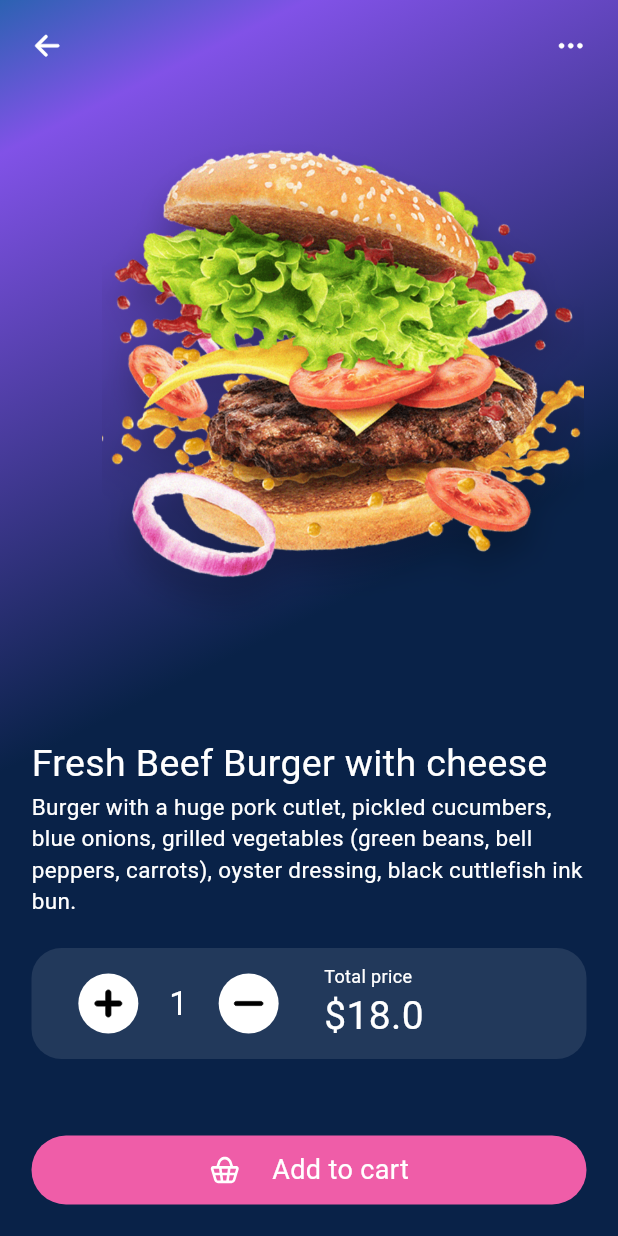
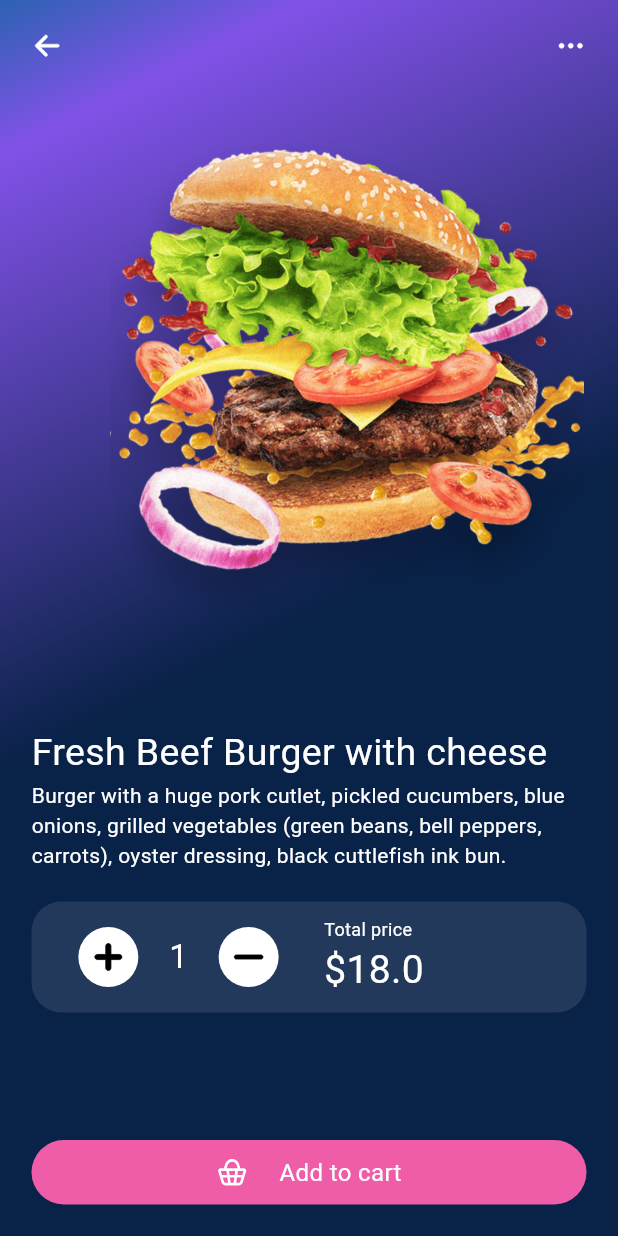
Before and after one commit to vinittailor/flutter_burger_joy, a Flutter app: the screen it shows after launch, after a tap on "Beef Burger", on a phone screen of 412 x 824 dp. Run offline on Flutter 3.47's test engine with Material 3 defaults, Android fonts, the phone set to English and light mode, and no system bars; our stand-ins replace flutter_svg, get, google_fonts; Roboto replaces fonts that are missing (Andika).

Commit message:
remove unused code

```diff
--- a/lib/screens/burger_details_page.dart
+++ b/lib/screens/burger_details_page.dart
@@ -4,7 +4,6 @@ import 'package:flutter_burger_joy/utils/colors.dart';
 import 'package:flutter_burger_joy/utils/constant.dart';
 import 'package:flutter_burger_joy/utils/size_utils.dart';
 import 'package:flutter_svg/flutter_svg.dart';
-import 'dart:math' as math;
 
 class BurgerDetailsPage extends StatefulWidget {
   const BurgerDetailsPage({super.key});
@@ -18,8 +17,7 @@ class _BurgerDetailsPageState extends State<BurgerDetailsPage> with TickerProvid
   double pricePerUnit = 18.00;
   double totalPrice = 18.00;
   late AnimationController _animationController;
-  double _offsetX = 0.0; // Current horizontal offset of the image
-  double _offsetY = 0.0; // Current vertical offset of the image
+
 
   // Customize these values to adjust the animation:
   final double _maxOffsetX = 50.0; // Maximum horizontal offset
@@ -54,6 +52,7 @@ class _BurgerDetailsPageState extends State<BurgerDetailsPage> with TickerProvid
 
   }
 
+  @override
   void initState()  {
     super.initState();
 
@@ -83,19 +82,19 @@ class _BurgerDetailsPageState extends State<BurgerDetailsPage> with TickerProvid
               0.5
             ])),
         padding: EdgeInsets.only(
-            left: getSize(20),
-            right: getSize(20),
+            left: getSize(context,20),
+            right: getSize(context,20),
             top: notchSize(context),
-            bottom: getSize(20)),
+            bottom: getSize(context,20)),
         child: Column(
           crossAxisAlignment: CrossAxisAlignment.start,
           children: [
             headerWidget(),
             SizedBox(
-              height: getSize(20),
+              height: getSize(context,20),
             ),
         SizedBox(
-          height: getSize(400),
+          height: getSize(context,400),
           child: AnimatedBuilder(
             animation: _animationController,
             builder: (_, child) => Stack(
@@ -103,33 +102,23 @@ class _BurgerDetailsPageState extends State<BurgerDetailsPage> with TickerProvid
                 AnimatedPositioned(
                   right: _easeInSineAnimation.value * _maxOffsetX,
                   top: _easeInSineAnimation.value * _maxOffsetY, // Vertical offset
-                  duration: Duration(milliseconds: 1000),
+                  duration: const Duration(milliseconds: 1000),
                   child: Image.asset(
                     'assets/png/burger.png', // Replace with your image path
-                    width: getSize(300),
+                    width: getSize(context,300),
                   ),
                 ),
               ],
             ),
           ),
         ),
-            // AnimatedPositioned(
-            //   duration: const Duration(seconds: 1),
-            //   top: 0,
-            //   left: 0,
-            //
-            //   child: Image.asset(
-            //     'assets/png/burger.png',
-            //     width: getSize(300),
-            //   ),
-            // ),
-            getTextWithStyle(text: "Fresh Beef Burger with cheese", size: 24),
-            getTextWithStyle(
+            getTextWithStyle(context: context,text: "Fresh Beef Burger with cheese", size: 24),
+            getTextWithStyle(context: context,
                 text:
                     "Burger with a huge pork cutlet, pickled cucumbers, blue onions, grilled vegetables (green beans, bell peppers, carrots), oyster dressing, black cuttlefish ink bun.",
                 size: 14),
             SizedBox(
-              height: getSize(20),
+              height: getSize(context,20),
             ),
             Container(
               decoration: BoxDecoration(
@@ -139,7 +128,7 @@ class _BurgerDetailsPageState extends State<BurgerDetailsPage> with TickerProvid
                 ),
               ),
               padding: EdgeInsets.symmetric(
-                  horizontal: getSize(20), vertical: getSize(10)),
+                  horizontal: getSize(context,20), vertical: getSize(context,10)),
               child: Row(
                 crossAxisAlignment: CrossAxisAlignment.center,
                 children: [
@@ -155,12 +144,12 @@ class _BurgerDetailsPageState extends State<BurgerDetailsPage> with TickerProvid
                             backgroundColor: Colors.white,
                             child: SvgPicture.asset(
                               'assets/svg/add.svg',
-                              width: getSize(20),
+                              width: getSize(context,20),
                               color: Colors.black,
                             ),
                           ),
                         ),
-                        getTextWithStyle(text: currentQuantity.toString(), size: getSize(20)),
+                        getTextWithStyle(context: context,text: currentQuantity.toString(), size: getSize(context,20)),
                         GestureDetector(
                           onTap: (){
                             decrementQuantity();
@@ -169,7 +158,7 @@ class _BurgerDetailsPageState extends State<BurgerDetailsPage> with TickerProvid
                             backgroundColor: Colors.white,
                             child: SvgPicture.asset(
                               'assets/svg/dash.svg',
-                              width: getSize(20),
+                              width: getSize(context,20),
                             ),
                           ),
                         ),
@@ -183,9 +172,9 @@ class _BurgerDetailsPageState extends State<BurgerDetailsPage> with TickerProvid
                     child: Column(
                       crossAxisAlignment: CrossAxisAlignment.start,
                       children: [
-                        getTextWithStyle(
-                            text: "Total price", size: getSize(12)),
-                        getTextWithStyle(text: "\$$totalPrice", size: getSize(24)),
+                        getTextWithStyle(context: context,
+                            text: "Total price", size: getSize(context,12)),
+                        getTextWithStyle(context: context,text: "\$$totalPrice", size: getSize(context,24)),
                       ],
                     ),
                   ),
@@ -193,7 +182,7 @@ class _BurgerDetailsPageState extends State<BurgerDetailsPage> with TickerProvid
               ),
             ),
             SizedBox(
-              height: getSize(20),
+              height: getSize(context,20),
             ),
             const Spacer(),
             addToCartButtonWidget(),
@@ -217,19 +206,19 @@ class _BurgerDetailsPageState extends State<BurgerDetailsPage> with TickerProvid
           ),
         ),
         padding: EdgeInsets.symmetric(
-            horizontal: getSize(20), vertical: getSize(10)),
+            horizontal: getSize(context,20), vertical: getSize(context,10)),
         child: Row(
           crossAxisAlignment: CrossAxisAlignment.center,
           mainAxisAlignment: MainAxisAlignment.center,
           children: [
             SvgPicture.asset(
               'assets/svg/basket.svg',
-              width: getSize(20),
+              width: getSize(context,20),
             ),
             SizedBox(
-              width: getSize(20),
+              width: getSize(context,20),
             ),
-            getTextWithStyle(text: "Add to cart", size: getSize(16)),
+            getTextWithStyle(context: context,text: "Add to cart", size: getSize(context,16)),
           ],
         ),
       ),
@@ -246,12 +235,12 @@ class _BurgerDetailsPageState extends State<BurgerDetailsPage> with TickerProvid
           },
           child: SvgPicture.asset(
             'assets/svg/back.svg',
-            width: getSize(20),
+            width: getSize(context,20),
           ),
         ),
         SvgPicture.asset(
           'assets/svg/more.svg',
-          width: getSize(20),
+          width: getSize(context,20),
         ),
       ],
     );
--- a/lib/screens/home_page.dart
+++ b/lib/screens/home_page.dart
@@ -1,5 +1,3 @@
-import 'dart:developer';
-
 import 'package:flutter/material.dart';
 import 'package:flutter_burger_joy/screens/burger_details_page.dart';
 import 'package:flutter_burger_joy/utils/colors.dart';
@@ -43,9 +41,6 @@ class _HomePageState extends State<HomePage> with TickerProviderStateMixin {
     },
   ];
 
-  // double _imageHeightAndWidth = 100;
-  // double _imageBgHeightAndWidth = 120;
-  // double  _finalAngleInRadians = 0;
 
   List<double> _imageHeightAndWidth = [];
   List<double> _imageBgHeightAndWidth = [];
@@ -84,29 +79,29 @@ class _HomePageState extends State<HomePage> with TickerProviderStateMixin {
               0.9
             ])),
         padding: EdgeInsets.only(
-            left: getSize(20),
-            right: getSize(20),
+            left: getSize(context,20),
+            right: getSize(context,20),
             top: notchSize(context),
-            bottom: getSize(20)),
+            bottom: getSize(context,20)),
         child: Column(
           crossAxisAlignment: CrossAxisAlignment.start,
           mainAxisAlignment: MainAxisAlignment.start,
           children: [
             headerWidget(),
             SizedBox(
-              height: getSize(20),
+              height: getSize(context,20),
             ),
-            getTextWithStyle(text: 'Good Bites', size: 40),
-            getTextWithStyle(text: 'delicious burgers!', size: 18),
+            getTextWithStyle(context: context,text: 'Good Bites', size: 40),
+            getTextWithStyle(context: context,text: 'delicious burgers!', size: 18),
             SizedBox(
-              height: getSize(40),
+              height: getSize(context,40),
             ),
             buildFoodCategoryTabBar(),
             Align(
               alignment: Alignment.center,
               child: Wrap(
-                runSpacing: getSize(20),
-                spacing: getSize(40),
+                runSpacing: getSize(context,20),
+                spacing: getSize(context,40),
                 children: List.generate(
                   foodCardsList.length,
                   (index) => GestureDetector(
@@ -132,7 +127,7 @@ class _HomePageState extends State<HomePage> with TickerProviderStateMixin {
               ),
             ),
             SizedBox(
-              height: getSize(40),
+              height: getSize(context,40),
             ),
             const Spacer(),
             Container(
@@ -148,26 +143,26 @@ class _HomePageState extends State<HomePage> with TickerProviderStateMixin {
                         color: Colors.black.withOpacity(0.4))
                   ]),
               padding: EdgeInsets.symmetric(
-                  horizontal: getSize(20), vertical: getSize(5)),
+                  horizontal: getSize(context,20), vertical: getSize(context,5)),
               child: Row(
                 children: [
                   SvgPicture.asset(
                     'assets/svg/location.svg',
-                    width: getSize(20),
+                    width: getSize(context,20),
                   ),
                   const Spacer(),
                   CircleAvatar(
-                    radius: getSize(20),
+                    radius: getSize(context,20),
                     backgroundColor: colorPrimary,
                     child: SvgPicture.asset(
                       'assets/svg/basket.svg',
-                      width: getSize(20),
+                      width: getSize(context,20),
                     ),
                   ),
                   const Spacer(),
                   Image.asset(
                     'assets/png/piggy_bank.png',
-                    width: getSize(20),
+                    width: getSize(context,20),
                   ),
                 ],
               ),
@@ -194,15 +189,15 @@ class _HomePageState extends State<HomePage> with TickerProviderStateMixin {
         ],
       ),
       padding:
-          EdgeInsets.symmetric(horizontal: getSize(20), vertical: getSize(10)),
+          EdgeInsets.symmetric(horizontal: getSize(context,20), vertical: getSize(context,10)),
       child: Stack(
         alignment: Alignment.center,
         children: [
           Row(
             children: [
               SizedBox(
-                height: getSize(10),
-                width: getSize(10),
+                height: getSize(context,10),
+                width: getSize(context,10),
               ),
               Expanded(
                   child: InkWell(
@@ -211,13 +206,13 @@ class _HomePageState extends State<HomePage> with TickerProviderStateMixin {
                           selectedFoodCategory = 0;
                         });
                       },
-                      child: getTextWithStyle(text: 'Burger', size: 14))),
+                      child: getTextWithStyle(context: context,text: 'Burger', size: 14))),
               SizedBox(
-                width: getSize(20),
+                width: getSize(context,20),
               ),
               SizedBox(
-                height: getSize(10),
-                width: getSize(10),
+                height: getSize(context,10),
+                width: getSize(context,10),
               ),
               Expanded(
                   child: InkWell(
@@ -226,13 +221,13 @@ class _HomePageState extends State<HomePage> with TickerProviderStateMixin {
                           selectedFoodCategory = 1;
                         });
                       },
-                      child: getTextWithStyle(text: 'Pasta', size: 14))),
+                      child: getTextWithStyle(context: context,text: 'Pasta', size: 14))),
               SizedBox(
-                width: getSize(20),
+                width: getSize(context,20),
               ),
               SizedBox(
-                height: getSize(10),
-                width: getSize(10),
+                height: getSize(context,10),
+                width: getSize(context,10),
               ),
               Expanded(
                   child: InkWell(
@@ -241,14 +236,14 @@ class _HomePageState extends State<HomePage> with TickerProviderStateMixin {
                           selectedFoodCategory = 2;
                         });
                       },
-                      child: getTextWithStyle(text: 'Salads', size: 14))),
+                      child: getTextWithStyle(context: context,text: 'Salads', size: 14))),
               Expanded(
                 flex: 2,
                 child: Align(
                   alignment: Alignment.centerRight,
                   child: SvgPicture.asset(
                     'assets/svg/filter.svg',
-                    width: getSize(20),
+                    width: getSize(context,20),
                   ),
                 ),
               ),
@@ -259,28 +254,28 @@ class _HomePageState extends State<HomePage> with TickerProviderStateMixin {
               selectedFoodCategory == 0
                   ? selectedOptionIndicator()
                   : SizedBox(
-                      height: getSize(10),
-                      width: getSize(10),
+                      height: getSize(context,10),
+                      width: getSize(context,10),
                     ),
               const Expanded(child: SizedBox()),
               SizedBox(
-                width: getSize(20),
+                width: getSize(context,20),
               ),
               selectedFoodCategory == 1
                   ? selectedOptionIndicator()
                   : SizedBox(
-                      height: getSize(10),
-                      width: getSize(10),
+                      height: getSize(context,10),
+                      width: getSize(context,10),
                     ),
               const Expanded(child: SizedBox()),
               SizedBox(
-                width: getSize(20),
+                width: getSize(context,20),
               ),
               selectedFoodCategory == 2
                   ? selectedOptionIndicator()
                   : SizedBox(
-                      height: getSize(10),
-                      width: getSize(10),
+                      height: getSize(context,10),
+                      width: getSize(context,10),
                     ),
               const Expanded(child: SizedBox()),
               const Expanded(flex: 2, child: SizedBox()),
@@ -293,8 +288,8 @@ class _HomePageState extends State<HomePage> with TickerProviderStateMixin {
 
   SizedBox foodCards(int index) {
     return SizedBox(
-      width: getSize(130),
-      height: getSize(200),
+      width: getHorizontalSize(context,130),
+      height: getVerticalSize(context,210),
       child: Stack(
         // alignment: Alignment.,
         children: [
@@ -350,24 +345,24 @@ class _HomePageState extends State<HomePage> with TickerProviderStateMixin {
             mainAxisAlignment: MainAxisAlignment.end,
             children: [
               SizedBox(
-                height: getSize(10),
+                height: getVerticalSize(context,10),
               ),
-              getTextWithStyle(text: foodCardsList[index]['title'], size: 16),
-              getTextWithStyle(
+              getTextWithStyle(context: context,text: foodCardsList[index]['title'], size: 16),
+              getTextWithStyle(context: context,
                   text: foodCardsList[index]['subTitle'], size: 14),
               Row(
                 mainAxisAlignment: MainAxisAlignment.spaceBetween,
                 children: [
-                  getTextWithStyle(
+                  getTextWithStyle(context: context,
                       text: foodCardsList[index]['price'],
                       size: 14,
                       color: colorSecondary),
                   CircleAvatar(
-                    radius: getSize(13),
+                    radius: getHorizontalSize(context,13),
                     backgroundColor: Colors.black.withOpacity(0.3),
                     child: SvgPicture.asset(
                       'assets/svg/add.svg',
-                      // width: getSize(20),
+                      // width: getSize(context,20),
                     ),
                   ),
                 ],
@@ -385,8 +380,8 @@ class _HomePageState extends State<HomePage> with TickerProviderStateMixin {
       borderRadius: BorderRadius.circular(100),
       color: const Color(0xffE8AF3D),
     ),
-    height: getSize(10),
-    width: getSize(10),
+    height: getSize(context,10),
+    width: getSize(context,10),
   );
 
   Row headerWidget() {
@@ -395,11 +390,11 @@ class _HomePageState extends State<HomePage> with TickerProviderStateMixin {
       children: [
         SvgPicture.asset(
           'assets/svg/menu.svg',
-          width: getSize(20),
+          width: getSize(context,20),
         ),
         SvgPicture.asset(
           'assets/svg/notification.svg',
-          width: getSize(20),
+          width: getSize(context,20),
         ),
       ],
     );
--- a/lib/utils/constant.dart
+++ b/lib/utils/constant.dart
@@ -13,12 +13,12 @@ double notchSize(BuildContext context) {
 }
 
 Text getTextWithStyle(
-    {required String text,
+    {required BuildContext context,required String text,
       required double size,
       Color color = Colors.white}) =>
     Text(
       text,
-      style: GoogleFonts.andika(fontSize: getSize(size), color: color),
+      style: GoogleFonts.andika(fontSize: getSize(context,size), color: color),
     );
 
 Future? nextPage(context, Widget page) {
```
Also changed, not shown: lib/screens/order_confirmation_page.dart (+7 -7 lines), lib/utils/size_utils.dart (+12 -76 lines).
